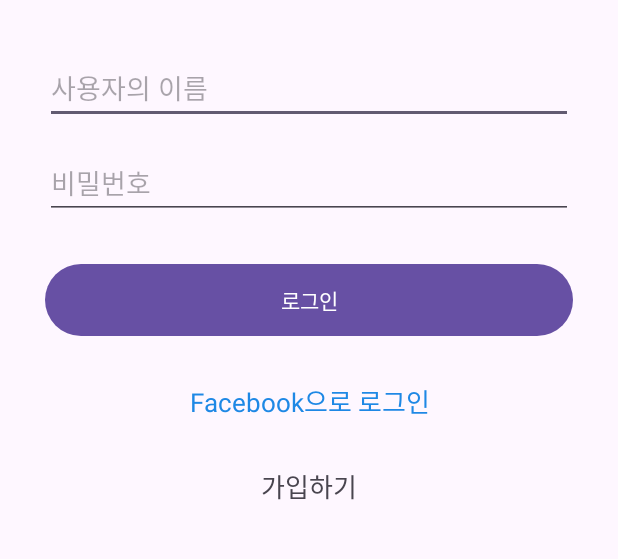
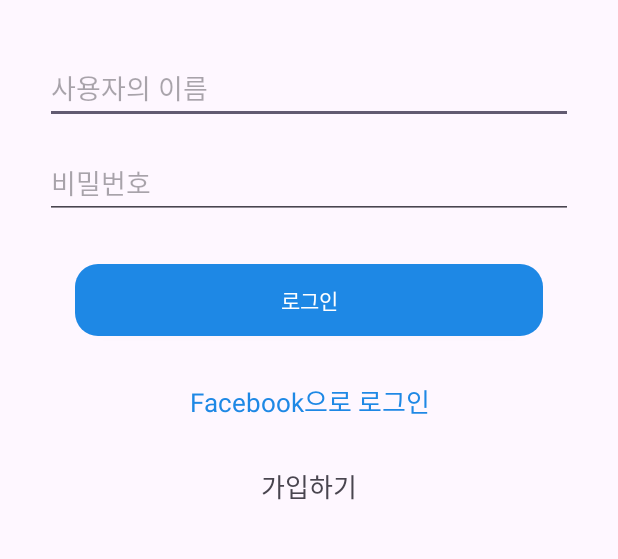
Before and after one commit to Winterwood0118/SNS_App_Project, an Android app: the layout activity_sign_in.xml on its own in the app's theme, with its tools: preview values and no code run, on a phone screen of 412 x 824 dp, the part 278-837 px from its top. Run offline under Robolectric (Android 15) with nearby library versions, the phone set to English and light mode, and no system bars.

Commit message:
조금 더 적음

```diff
--- a/app/src/main/AndroidManifest.xml
+++ b/app/src/main/AndroidManifest.xml
@@ -13,6 +13,9 @@
         android:theme="@style/Theme.SNSAppProject"
         tools:targetApi="31">
         <activity
+            android:name=".SignInActivity"
+            android:exported="false" />
+        <activity
             android:name=".MainActivity"
             android:exported="true">
             <intent-filter>
--- a/app/src/main/java/kr/camp/sns/MainActivity.kt
+++ b/app/src/main/java/kr/camp/sns/MainActivity.kt
@@ -11,7 +11,6 @@ class MainActivity : AppCompatActivity() {
     override fun onCreate(savedInstanceState: Bundle?) {
         super.onCreate(savedInstanceState)
         setContentView(binding.root)
-
     }
 }
 
--- a/app/src/main/res/drawable/login_button.xml
+++ b/app/src/main/res/drawable/login_button.xml
@@ -4,8 +4,8 @@
     android:shape="rectangle" >
     <solid android:color="#1E88E5" />
     <corners
-        android:bottomLeftRadius="50dp"
-        android:bottomRightRadius="50dp"
-        android:topLeftRadius="50dp"
-        android:topRightRadius="50dp" />
+        android:bottomLeftRadius="15dp"
+        android:bottomRightRadius="15dp"
+        android:topLeftRadius="15dp"
+        android:topRightRadius="15dp" />
 </shape>
--- a/app/src/main/res/layout/activity_sign_in.xml
+++ b/app/src/main/res/layout/activity_sign_in.xml
@@ -42,13 +42,14 @@
         app:layout_constraintEnd_toEndOf="parent"
         app:layout_constraintTop_toBottomOf="@id/idEditText"/>
 
-    <Button
+    <android.widget.Button
         android:id="@+id/loginButton"
         android:layout_width="match_parent"
         android:layout_height="wrap_content"
         android:text="로그인"
-        android:layout_marginStart="30dp"
-        android:layout_marginEnd="30dp"
+        android:textColor="@color/white"
+        android:layout_marginStart="50dp"
+        android:layout_marginEnd="50dp"
         android:layout_marginTop="30dp"
         android:background="@drawable/login_button"
         app:layout_constraintStart_toStartOf="parent"
@@ -70,7 +71,7 @@
 
     <TextView
         android:id="@+id/signInTextView"
-        android:layout_width="match_parent"
+        android:layout_width="wrap_content"
         android:layout_height="wrap_content"
         android:text="가입하기"
         android:textSize="17sp"
```
Also changed, not shown: app/src/main/java/kr/camp/sns/SignInActivity.kt (added, +49 -0 lines), app/src/main/res/anim/slide_left_end.xml (added, +9 -0 lines), app/src/main/res/anim/slide_right_end.xml (added, +10 -0 lines).
